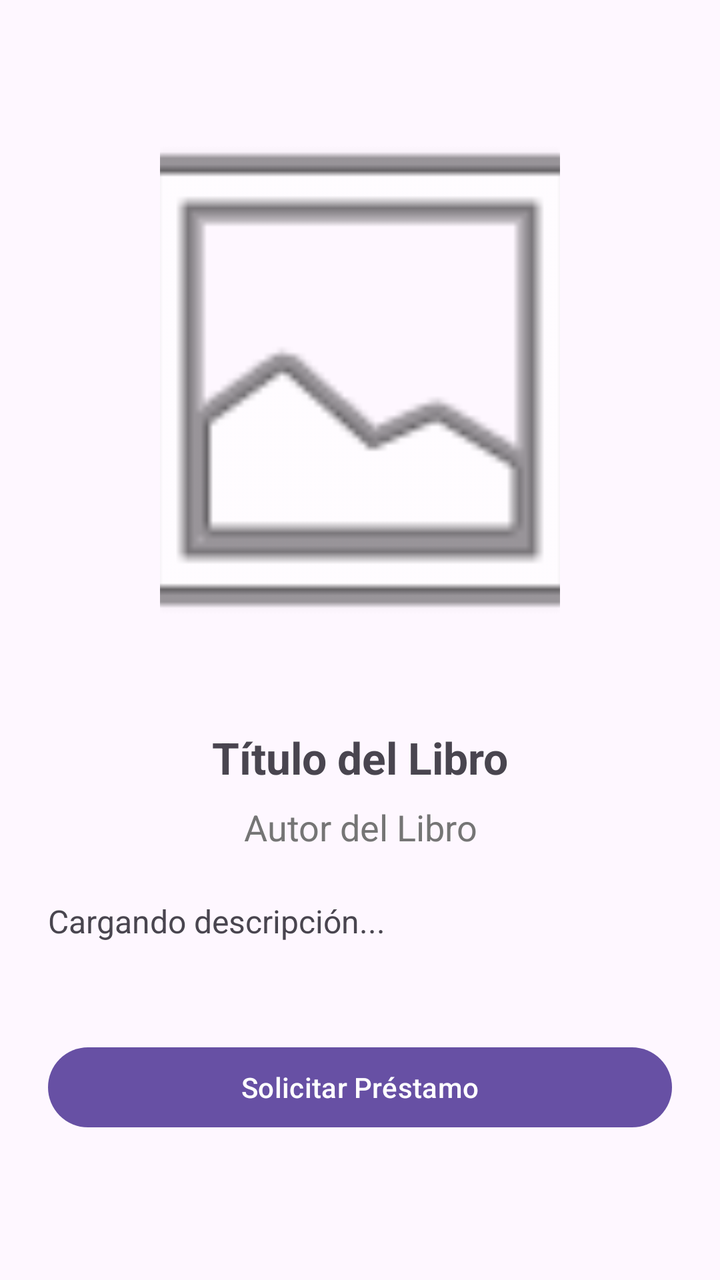
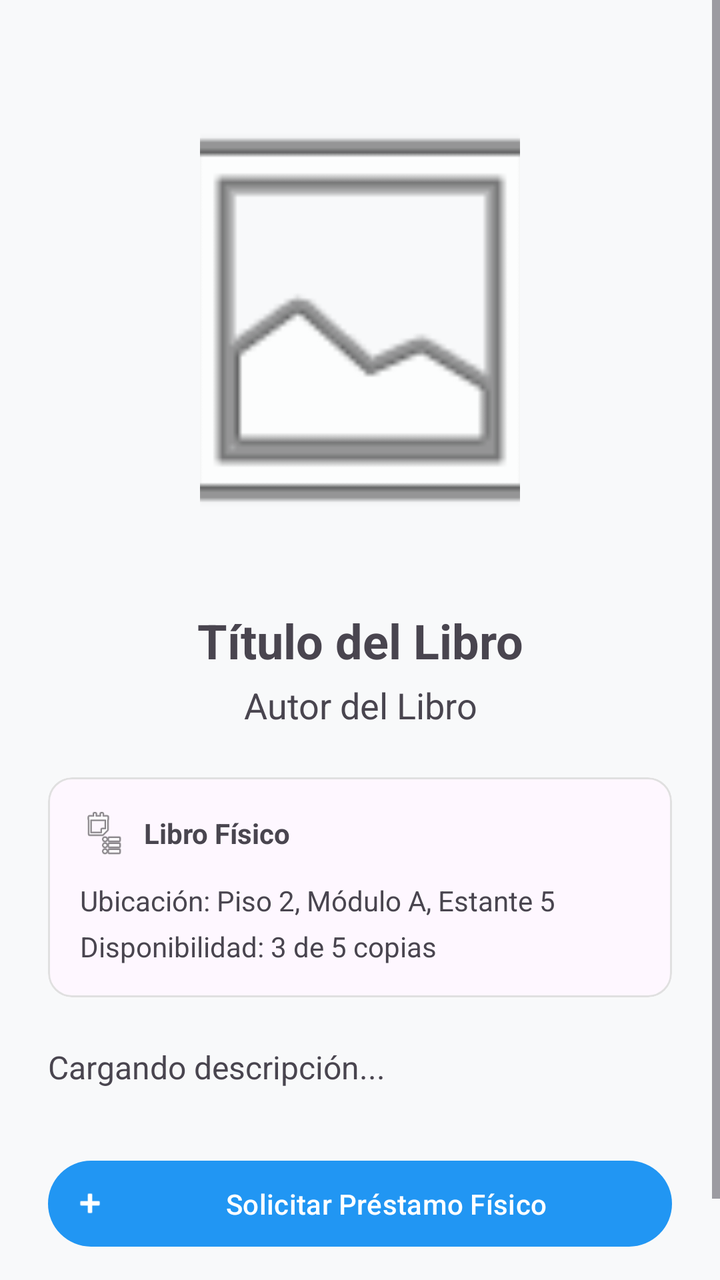

Before-and-after screenshots of an Android layout around one commit, followed by the original layout XML and the change that was made.
<!-- AndroidManifest.xml: application theme Theme.Biblioteca -->
<!-- res/layout/fragment_detalle_libro.xml -->
<?xml version="1.0" encoding="utf-8"?>
<ScrollView xmlns:android="http://schemas.android.com/apk/res/android"
    xmlns:app="http://schemas.android.com/apk/res-auto"
    android:layout_width="match_parent"
    android:layout_height="match_parent"
    android:fillViewport="true">

    <androidx.constraintlayout.widget.ConstraintLayout
        android:layout_width="match_parent"
        android:layout_height="wrap_content"
        android:padding="24dp">

        <ImageView
            android:id="@+id/ivDetallePortada"
            android:layout_width="200dp"
            android:layout_height="300dp"
            android:layout_marginTop="16dp"
            android:scaleType="centerCrop"
            android:src="@android:drawable/ic_menu_gallery"
            app:layout_constraintTop_toTopOf="parent"
            app:layout_constraintStart_toStartOf="parent"
            app:layout_constraintEnd_toEndOf="parent" />

        <TextView
            android:id="@+id/tvDetalleTitulo"
            android:layout_width="0dp"
            android:layout_height="wrap_content"
            android:layout_marginTop="24dp"
            android:text="Título del Libro"
            android:textSize="22sp"
            android:textStyle="bold"
            android:textAlignment="center"
            app:layout_constraintTop_toBottomOf="@id/ivDetallePortada"
            app:layout_constraintStart_toStartOf="parent"
            app:layout_constraintEnd_toEndOf="parent" />

        <TextView
            android:id="@+id/tvDetalleAutor"
            android:layout_width="0dp"
            android:layout_height="wrap_content"
            android:layout_marginTop="8dp"
            android:text="Autor del Libro"
            android:textSize="18sp"
            android:textColor="#757575"
            android:textAlignment="center"
            app:layout_constraintTop_toBottomOf="@id/tvDetalleTitulo"
            app:layout_constraintStart_toStartOf="parent"
            app:layout_constraintEnd_toEndOf="parent" />

        <TextView
            android:id="@+id/tvDetalleDescripcion"
            android:layout_width="0dp"
            android:layout_height="wrap_content"
            android:layout_marginTop="24dp"
            android:text="Cargando descripción..."
            android:textSize="16sp"
            app:layout_constraintTop_toBottomOf="@id/tvDetalleAutor"
            app:layout_constraintStart_toStartOf="parent"
            app:layout_constraintEnd_toEndOf="parent" />

        <ProgressBar
            android:id="@+id/pbDetalleLoading"
            android:layout_width="wrap_content"
            android:layout_height="wrap_content"
            android:visibility="gone"
            app:layout_constraintTop_toBottomOf="@id/tvDetalleAutor"
            app:layout_constraintBottom_toTopOf="@id/btnSolicitarPrestamo"
            app:layout_constraintStart_toStartOf="parent"
            app:layout_constraintEnd_toEndOf="parent" />

        <Button
            android:id="@+id/btnSolicitarPrestamo"
            android:layout_width="0dp"
            android:layout_height="wrap_content"
            android:layout_marginTop="32dp"
            android:layout_marginBottom="32dp"
            android:text="Solicitar Préstamo"
            app:layout_constraintTop_toBottomOf="@id/tvDetalleDescripcion"
            app:layout_constraintBottom_toBottomOf="parent"
            app:layout_constraintStart_toStartOf="parent"
            app:layout_constraintEnd_toEndOf="parent" />

    </androidx.constraintlayout.widget.ConstraintLayout>
</ScrollView>
<!-- resources referenced by this layout -->
<resources>
  <style name="Theme.Biblioteca" parent="Base.Theme.Biblioteca" />
  <style name="Base.Theme.Biblioteca" parent="Theme.Material3.DayNight.NoActionBar">
          
          
      </style>
</resources>

<!-- the commit's change to res/layout/fragment_detalle_libro.xml (unified diff, before → after) -->
@@ -1,22 +1,25 @@
 <?xml version="1.0" encoding="utf-8"?>
 <ScrollView xmlns:android="http://schemas.android.com/apk/res/android"
     xmlns:app="http://schemas.android.com/apk/res-auto"
+    xmlns:tools="http://schemas.android.com/tools"
     android:layout_width="match_parent"
     android:layout_height="match_parent"
-    android:fillViewport="true">
+    android:fillViewport="true"
+    android:background="?android:attr/windowBackground">
 
     <androidx.constraintlayout.widget.ConstraintLayout
         android:layout_width="match_parent"
         android:layout_height="wrap_content"
         android:padding="24dp">
 
-        <ImageView
+        <com.google.android.material.imageview.ShapeableImageView
             android:id="@+id/ivDetallePortada"
-            android:layout_width="200dp"
-            android:layout_height="300dp"
+            android:layout_width="160dp"
+            android:layout_height="240dp"
             android:layout_marginTop="16dp"
             android:scaleType="centerCrop"
             android:src="@android:drawable/ic_menu_gallery"
+            app:shapeAppearanceOverlay="@style/ShapeAppearance.Material3.MediumComponent"
             app:layout_constraintTop_toTopOf="parent"
             app:layout_constraintStart_toStartOf="parent"
             app:layout_constraintEnd_toEndOf="parent" />
@@ -27,7 +30,7 @@
             android:layout_height="wrap_content"
             android:layout_marginTop="24dp"
             android:text="Título del Libro"
-            android:textSize="22sp"
+            android:textSize="24sp"
             android:textStyle="bold"
             android:textAlignment="center"
             app:layout_constraintTop_toBottomOf="@id/ivDetallePortada"
@@ -38,14 +41,72 @@
             android:id="@+id/tvDetalleAutor"
             android:layout_width="0dp"
             android:layout_height="wrap_content"
-            android:layout_marginTop="8dp"
+            android:layout_marginTop="4dp"
             android:text="Autor del Libro"
             android:textSize="18sp"
-            android:textColor="#757575"
+            android:textColor="?attr/colorOnSurfaceVariant"
             android:textAlignment="center"
             app:layout_constraintTop_toBottomOf="@id/tvDetalleTitulo"
             app:layout_constraintStart_toStartOf="parent"
             app:layout_constraintEnd_toEndOf="parent" />
+
+        
+        <com.google.android.material.card.MaterialCardView
+            android:id="@+id/cardInfoBiblioteca"
+            android:layout_width="match_parent"
+            android:layout_height="wrap_content"
+            android:layout_marginTop="24dp"
+            app:cardCornerRadius="12dp"
+            app:cardElevation="0dp"
+            app:strokeWidth="1dp"
+            app:strokeColor="#E0E0E0"
+            app:layout_constraintTop_toBottomOf="@id/tvDetalleAutor">
+
+            <LinearLayout
+                android:layout_width="match_parent"
+                android:layout_height="wrap_content"
+                android:orientation="vertical"
+                android:padding="16dp">
+
+                <LinearLayout
+                    android:layout_width="match_parent"
+                    android:layout_height="wrap_content"
+                    android:gravity="center_vertical"
+                    android:orientation="horizontal">
+
+                    <ImageView
+                        android:id="@+id/ivTipoIcon"
+                        android:layout_width="24dp"
+                        android:layout_height="24dp"
+                        android:src="@android:drawable/ic_menu_agenda" />
+
+                    <TextView
+                        android:id="@+id/tvTipoRecurso"
+                        android:layout_width="wrap_content"
+                        android:layout_height="wrap_content"
+                        android:layout_marginStart="8dp"
+                        android:text="Libro Físico"
+                        android:textStyle="bold" />
+                </LinearLayout>
+
+                <TextView
+                    android:id="@+id/tvDetalleUbicacion"
+                    android:layout_width="match_parent"
+                    android:layout_height="wrap_content"
+                    android:layout_marginTop="12dp"
+                    android:text="Ubicación: Piso 2, Módulo A, Estante 5"
+                    android:textSize="14sp" />
+
+                <TextView
+                    android:id="@+id/tvDetalleCopias"
+                    android:layout_width="match_parent"
+                    android:layout_height="wrap_content"
+                    android:layout_marginTop="4dp"
+                    android:text="Disponibilidad: 3 de 5 copias"
+                    android:textSize="14sp" />
+
+            </LinearLayout>
+        </com.google.android.material.card.MaterialCardView>
 
         <TextView
             android:id="@+id/tvDetalleDescripcion"
@@ -54,7 +115,7 @@
             android:layout_marginTop="24dp"
             android:text="Cargando descripción..."
             android:textSize="16sp"
-            app:layout_constraintTop_toBottomOf="@id/tvDetalleAutor"
+            app:layout_constraintTop_toBottomOf="@id/cardInfoBiblioteca"
             app:layout_constraintStart_toStartOf="parent"
             app:layout_constraintEnd_toEndOf="parent" />
 
@@ -64,21 +125,22 @@
             android:layout_height="wrap_content"
             android:visibility="gone"
             app:layout_constraintTop_toBottomOf="@id/tvDetalleAutor"
-            app:layout_constraintBottom_toTopOf="@id/btnSolicitarPrestamo"
-            app:layout_constraintStart_toStartOf="parent"
-            app:layout_constraintEnd_toEndOf="parent" />
-
-        <Button
-            android:id="@+id/btnSolicitarPrestamo"
-            android:layout_width="0dp"
-            android:layout_height="wrap_content"
-            android:layout_marginTop="32dp"
-            android:layout_marginBottom="32dp"
-            android:text="Solicitar Préstamo"
-            app:layout_constraintTop_toBottomOf="@id/tvDetalleDescripcion"
             app:layout_constraintBottom_toBottomOf="parent"
             app:layout_constraintStart_toStartOf="parent"
             app:layout_constraintEnd_toEndOf="parent" />
 
+        <com.google.android.material.button.MaterialButton
+            android:id="@+id/btnSolicitarPrestamo"
+            android:layout_width="match_parent"
+            android:layout_height="wrap_content"
+            android:layout_marginTop="32dp"
+            android:layout_marginBottom="32dp"
+            android:padding="12dp"
+            android:text="Solicitar Préstamo Físico"
+            app:icon="@android:drawable/ic_input_add"
+            app:layout_constraintTop_toBottomOf="@id/tvDetalleDescripcion"
+            app:layout_constraintBottom_toBottomOf="parent"
+            app:layout_constraintVertical_bias="1" />
+
     </androidx.constraintlayout.widget.ConstraintLayout>
 </ScrollView>
<!-- resource entries referenced after the edit -->
@@ -3,7 +3,12 @@
   <style name="Theme.Biblioteca" parent="Base.Theme.Biblioteca" />
   <style name="Base.Theme.Biblioteca" parent="Theme.Material3.DayNight.NoActionBar">
           
-          
+          <item name="colorPrimary">@color/primary</item>
+          <item name="colorSecondary">@color/secondary</item>
+          <item name="android:windowBackground">@color/background</item>
       </style>
+  <color name="primary">#2196F3</color>
+  <color name="secondary">#03DAC6</color>
+  <color name="background">#F8F9FA</color>
 </resources>
 
